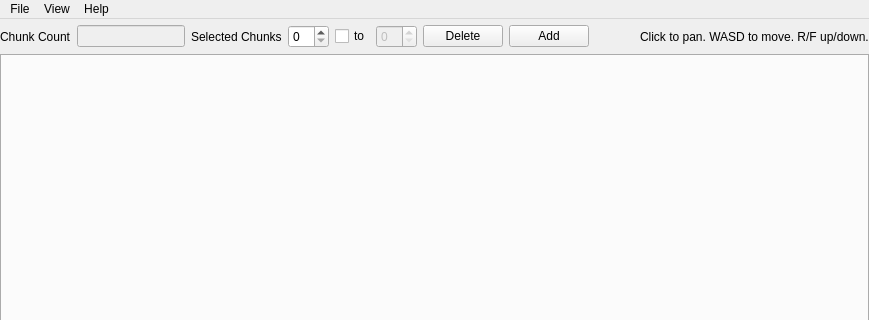
Zizin13/Roller, file TrackEditor/MainWindow.ui: the form before one commit; both pictures show x 0 to 869 and y 0 to 320 of the 869 by 637 pixel window.
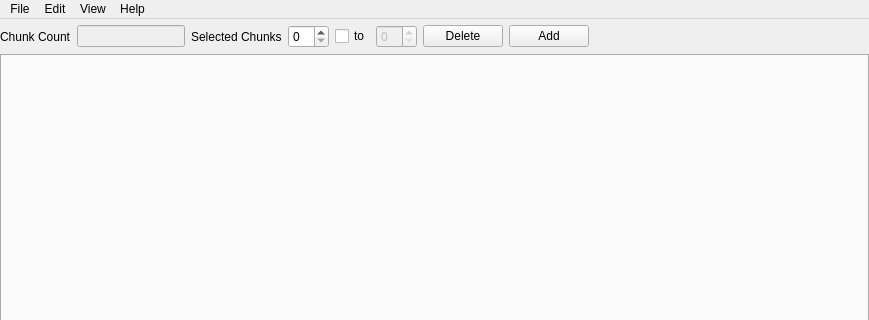
The form after the commit. Icons and pictures are not drawn.

Commit message: select all and delete edit options and shortcuts

```diff
--- a/TrackEditor/MainWindow.ui
+++ b/TrackEditor/MainWindow.ui
@@ -126,13 +126,6 @@
         </property>
        </spacer>
       </item>
-      <item>
-       <widget class="QLabel" name="label">
-        <property name="text">
-         <string>Click to pan. WASD to move. R/F up/down.</string>
-        </property>
-       </widget>
-      </item>
      </layout>
     </item>
     <item>
@@ -173,7 +166,21 @@
      <string>View</string>
     </property>
    </widget>
+   <widget class="QMenu" name="menuEdit">
+    <property name="title">
+     <string>Edit</string>
+    </property>
+    <addaction name="actUndo"/>
+    <addaction name="actRedo"/>
+    <addaction name="separator"/>
+    <addaction name="actCut"/>
+    <addaction name="actCopy"/>
+    <addaction name="actPaste"/>
+    <addaction name="actDelete"/>
+    <addaction name="actSelectAll"/>
+   </widget>
    <addaction name="menuFile"/>
+   <addaction name="menuEdit"/>
    <addaction name="menuView"/>
    <addaction name="menuHelp"/>
   </widget>
```
Left out of the diff: 56 changed lines with no effect on the pictures. The commit also changes 3 other files.
